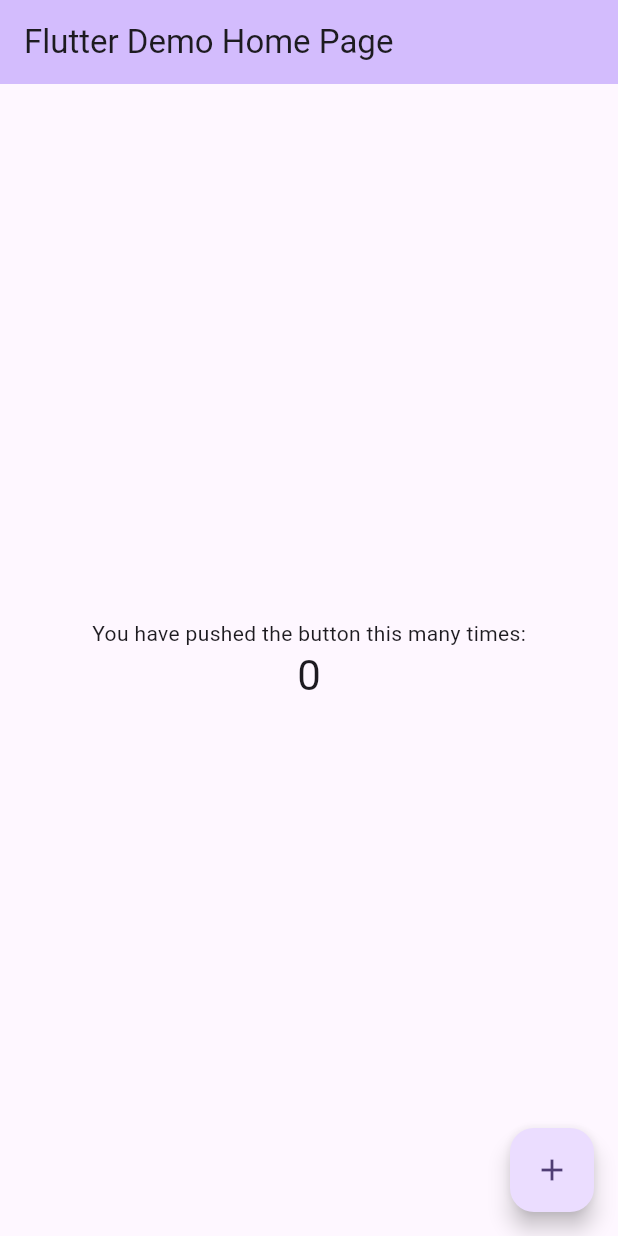
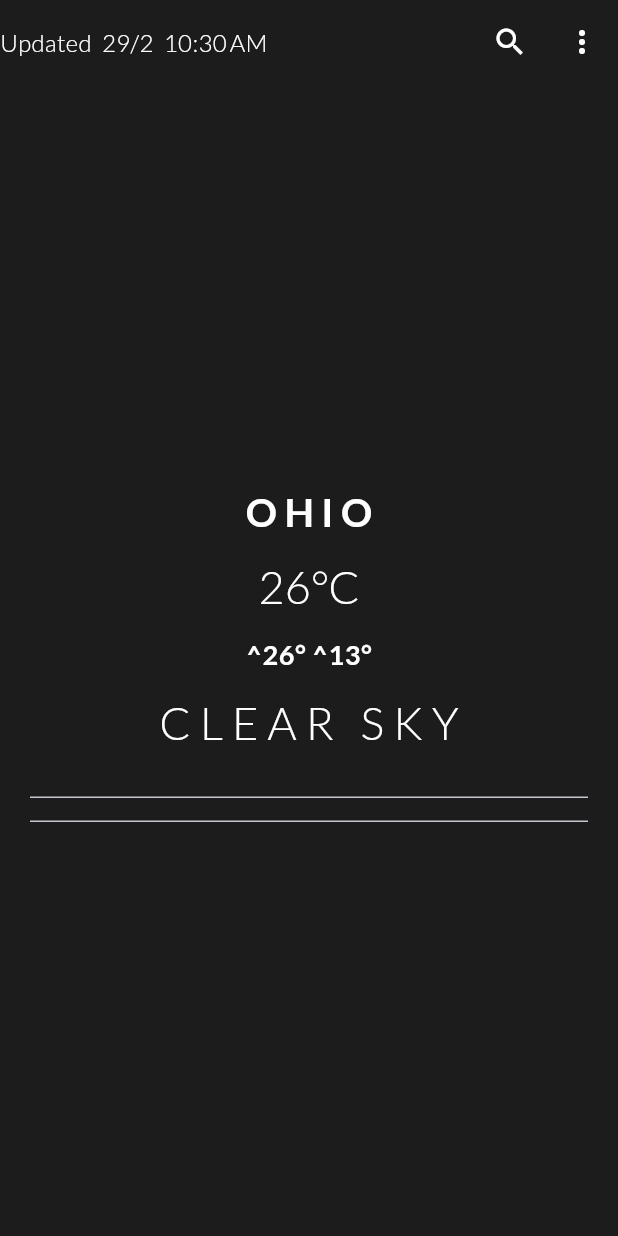
Before and after one commit to MotiurRahmanSany/WeatherScan, a Flutter app: the screen it shows after launch, on a phone screen of 412 x 824 dp. Run offline on Flutter 3.47's test engine with Material 3 defaults, Android fonts, the phone set to English and light mode, and no system bars.

Commit message:
added some files

```diff
--- /dev/null
+++ b/lib/home_page.dart
@@ -0,0 +1,129 @@
+import 'package:flutter/material.dart';
+import 'package:intl/intl.dart';
+
+class HomePage extends StatefulWidget {
+  const HomePage({super.key});
+
+  @override
+  State<HomePage> createState() => _HomePageState();
+}
+
+void openSearchBar() {}
+
+void threeDotMenu() {}
+
+class _HomePageState extends State<HomePage> {
+  // ! my variables
+  dynamic currentDate, currentTime;
+
+  // ! my functions
+  void getCurrentDateTime() {
+    final now = DateTime.now();
+    currentTime = DateFormat.jm().format(DateTime.now());
+    currentDate = DateFormat('d/M').format(now);
+  }
+
+  @override
+  void initState() {
+    super.initState();
+    getCurrentDateTime();
+  }
+
+  @override
+  Widget build(BuildContext context) {
+    return Scaffold(
+      backgroundColor: const Color.fromARGB(255, 29, 28, 28),
+      appBar: AppBar(
+        backgroundColor: const Color.fromARGB(255, 29, 28, 28),
+        leadingWidth: 300,
+        leading: Expanded(
+          child: Row(
+            children: [
+              const Text(
+                'Updated ',
+                style: TextStyle(
+                  color: Colors.white,
+                  fontSize: 16,
+                ),
+              ),
+              Text(
+                ' $currentDate  $currentTime',
+                style: const TextStyle(
+                  color: Colors.white,
+                  fontSize: 16,
+                ),
+              ),
+            ],
+          ),
+        ),
+        actions: [
+          const IconButton(
+            onPressed: openSearchBar,
+            icon: Icon(Icons.search, color: Colors.white),
+          ),
+          PopupMenuButton(
+              icon: const Icon(
+                Icons.more_vert,
+                color: Colors.white,
+              ),
+              itemBuilder: (context) {
+                return [
+                  PopupMenuItem(
+                    child: Text(
+                      'Settings',
+                      style: TextStyle(
+                        color: Colors.black,
+                        backgroundColor: Colors.grey[400],
+                      ),
+                    ),
+                  )
+                ];
+              })
+        ],
+      ),
+      body: SafeArea(
+        child: Center(
+          child: Padding(
+            padding: const EdgeInsets.all(20.0),
+            child: Column(
+              mainAxisAlignment: MainAxisAlignment.center,
+              crossAxisAlignment: CrossAxisAlignment.center,
+              children: [
+                // ! city name
+                Text(
+                  'OHIO',
+                  style: Theme.of(context).textTheme.titleLarge,
+                ),
+                const SizedBox(height: 12),
+                // ! temparature
+                const Text('26°C',
+                    style: TextStyle(
+                      fontSize: 30,
+                    )),
+                const SizedBox(height: 12),
+                Text(
+                  '^26° ^13°',
+                  style: Theme.of(context).textTheme.bodySmall,
+                ),
+                const SizedBox(height: 12),
+                Text(
+                  'CLEAR SKY',
+                  style: Theme.of(context).textTheme.bodyMedium?.copyWith(
+                        letterSpacing: 6,
+                      ),
+                ),
+                const SizedBox(height: 20),
+
+                const Divider(),
+                // ! hourly forecast
+
+                const Divider(),
+                // ! daily forecast
+              ],
+            ),
+          ),
+        ),
+      ),
+    );
+  }
+}
--- a/lib/main.dart
+++ b/lib/main.dart
@@ -1,125 +1,42 @@
 import 'package:flutter/material.dart';
+import 'package:weather_scan/home_page.dart';
 
-void main() {
-  runApp(const MyApp());
-}
+void main() => runApp(const MyApp());
 
 class MyApp extends StatelessWidget {
   const MyApp({super.key});
 
-  // This widget is the root of your application.
   @override
   Widget build(BuildContext context) {
     return MaterialApp(
-      title: 'Flutter Demo',
+      debugShowCheckedModeBanner: false,
       theme: ThemeData(
-        // This is the theme of your application.
-        //
-        // TRY THIS: Try running your application with "flutter run". You'll see
-        // the application has a purple toolbar. Then, without quitting the app,
-        // try changing the seedColor in the colorScheme below to Colors.green
-        // and then invoke "hot reload" (save your changes or press the "hot
-        // reload" button in a Flutter-supported IDE, or press "r" if you used
-        // the command line to start the app).
-        //
-        // Notice that the counter didn't reset back to zero; the application
-        // state is not lost during the reload. To reset the state, use hot
-        // restart instead.
-        //
-        // This works for code too, not just values: Most code changes can be
-        // tested with just a hot reload.
-        colorScheme: ColorScheme.fromSeed(seedColor: Colors.deepPurple),
-        useMaterial3: true,
+        fontFamily: 'Lato',
+        appBarTheme: const AppBarTheme(
+          titleTextStyle: TextStyle(
+            color: Colors.white,
+            fontSize: 16,
+          ),
+        ),
+        textTheme: const TextTheme(
+          titleLarge: TextStyle(
+            color: Colors.white,
+            fontSize: 26,
+            letterSpacing: 5,
+            fontWeight: FontWeight.bold,
+          ),
+          bodyMedium: TextStyle(
+            color: Colors.white,
+            fontSize: 30,
+          ),
+          bodySmall: TextStyle(
+            color: Colors.white,
+            fontSize: 18,
+            fontWeight: FontWeight.bold,
+          ),
+        ),
       ),
-      home: const MyHomePage(title: 'Flutter Demo Home Page'),
+      home: const HomePage(),
     );
   }
 }
-
-class MyHomePage extends StatefulWidget {
-  const MyHomePage({super.key, required this.title});
-
-  // This widget is the home page of your application. It is stateful, meaning
-  // that it has a State object (defined below) that contains fields that affect
-  // how it looks.
-
-  // This class is the configuration for the state. It holds the values (in this
-  // case the title) provided by the parent (in this case the App widget) and
-  // used by the build method of the State. Fields in a Widget subclass are
-  // always marked "final".
-
-  final String title;
-
-  @override
-  State<MyHomePage> createState() => _MyHomePageState();
-}
-
-class _MyHomePageState extends State<MyHomePage> {
-  int _counter = 0;
-
-  void _incrementCounter() {
-    setState(() {
-      // This call to setState tells the Flutter framework that something has
-      // changed in this State, which causes it to rerun the build method below
-      // so that the display can reflect the updated values. If we changed
-      // _counter without calling setState(), then the build method would not be
-      // called again, and so nothing would appear to happen.
-      _counter++;
-    });
-  }
-
-  @override
-  Widget build(BuildContext context) {
-    // This method is rerun every time setState is called, for instance as done
-    // by the _incrementCounter method above.
-    //
-    // The Flutter framework has been optimized to make rerunning build methods
-    // fast, so that you can just rebuild anything that needs updating rather
-    // than having to individually change instances of widgets.
-    return Scaffold(
-      appBar: AppBar(
-        // TRY THIS: Try changing the color here to a specific color (to
-        // Colors.amber, perhaps?) and trigger a hot reload to see the AppBar
-        // change color while the other colors stay the same.
-        backgroundColor: Theme.of(context).colorScheme.inversePrimary,
-        // Here we take the value from the MyHomePage object that was created by
-        // the App.build method, and use it to set our appbar title.
-        title: Text(widget.title),
-      ),
-      body: Center(
-        // Center is a layout widget. It takes a single child and positions it
-        // in the middle of the parent.
-        child: Column(
-          // Column is also a layout widget. It takes a list of children and
-          // arranges them vertically. By default, it sizes itself to fit its
-          // children horizontally, and tries to be as tall as its parent.
-          //
-          // Column has various properties to control how it sizes itself and
-          // how it positions its children. Here we use mainAxisAlignment to
-          // center the children vertically; the main axis here is the vertical
-          // axis because Columns are vertical (the cross axis would be
-          // horizontal).
-          //
-          // TRY THIS: Invoke "debug painting" (choose the "Toggle Debug Paint"
-          // action in the IDE, or press "p" in the console), to see the
-          // wireframe for each widget.
-          mainAxisAlignment: MainAxisAlignment.center,
-          children: <Widget>[
-            const Text(
-              'You have pushed the button this many times:',
-            ),
-            Text(
-              '$_counter',
-              style: Theme.of(context).textTheme.headlineMedium,
-            ),
-          ],
-        ),
-      ),
-      floatingActionButton: FloatingActionButton(
-        onPressed: _incrementCounter,
-        tooltip: 'Increment',
-        child: const Icon(Icons.add),
-      ), // This trailing comma makes auto-formatting nicer for build methods.
-    );
-  }
-}
```
Also changed, not shown: lib/daily_forecast.dart (added, +32 -0 lines), lib/hourly_forecast.dart (added, +35 -0 lines), pubspec.yaml (+7 -5 lines), assets/fonts/Lato-Bold.ttf (added), assets/fonts/Lato-Light.ttf (added), pubspec.lock, 1 other file.
